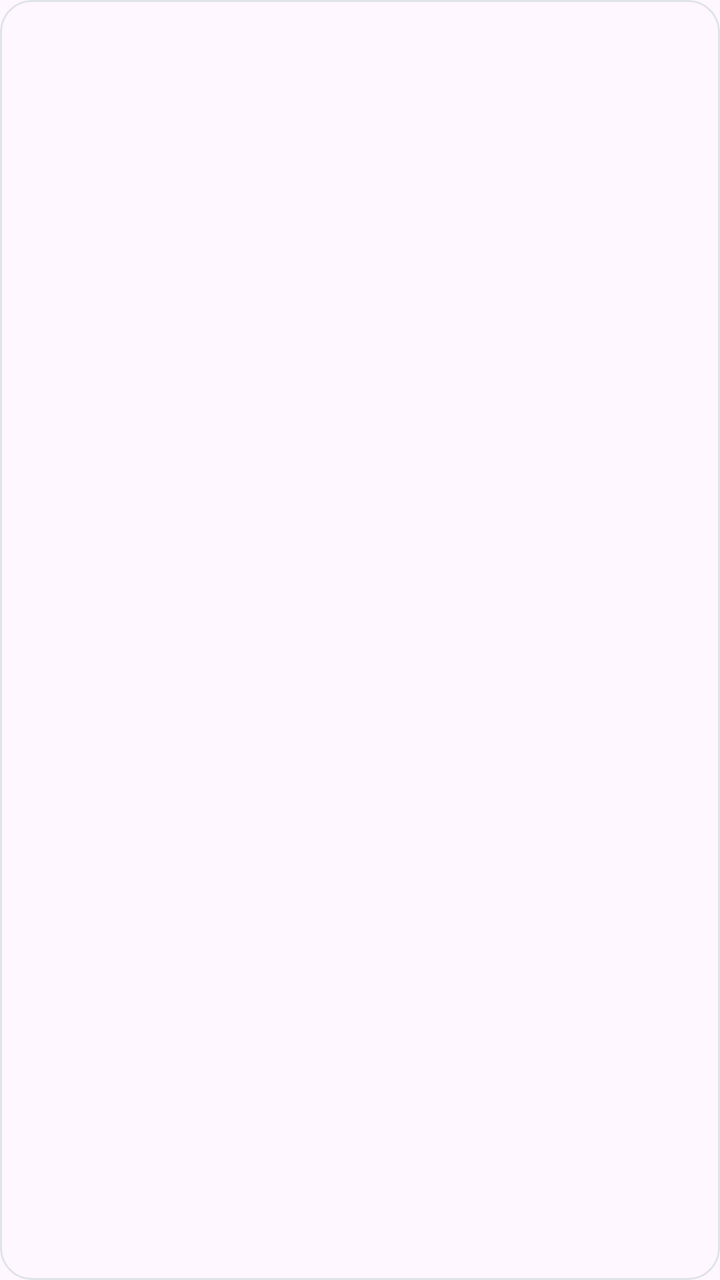
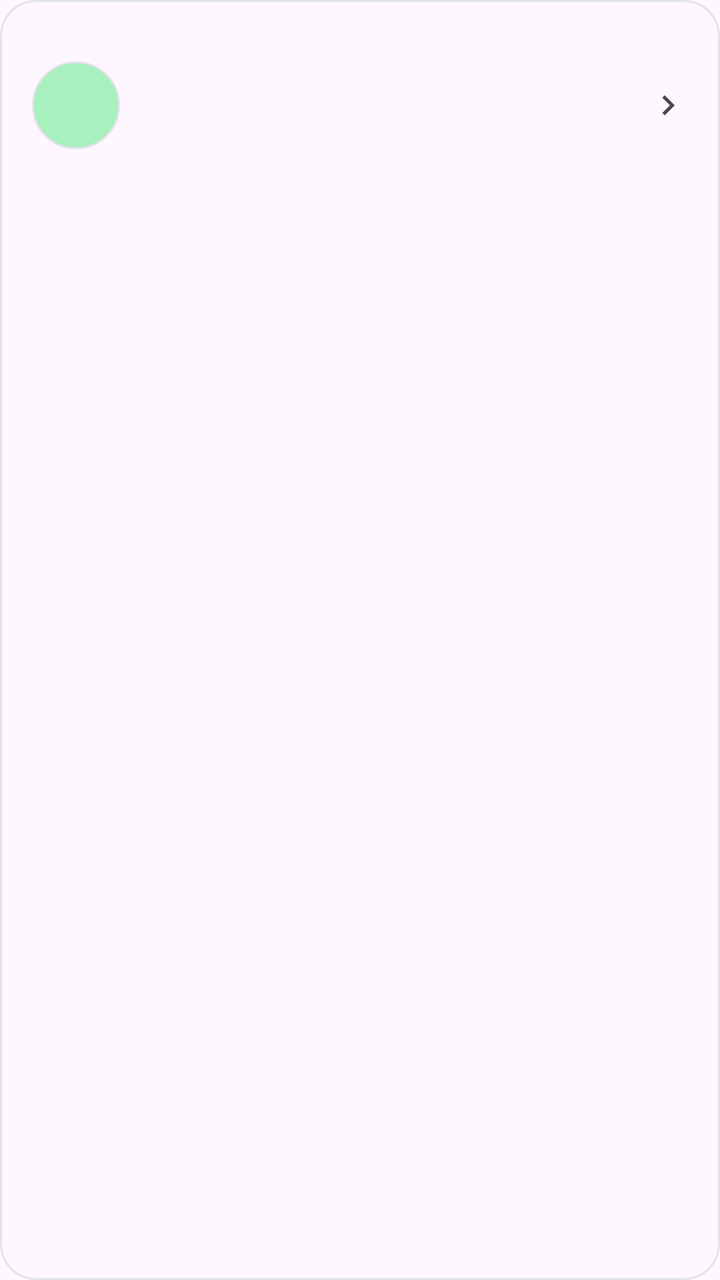

Two renders of the same Android screen: before a commit and after it. Below are the layout's source before the change and the commit's diff.
<!-- AndroidManifest.xml: application theme Theme.CanteenOrder -->
<!-- res/layout/item_order.xml -->
<?xml version="1.0" encoding="utf-8"?>
<com.google.android.material.card.MaterialCardView xmlns:android="http://schemas.android.com/apk/res/android"
    xmlns:app="http://schemas.android.com/apk/res-auto"
    android:layout_width="match_parent"
    android:layout_height="wrap_content"
    android:layout_marginBottom="12dp"
    android:clickable="true"
    android:focusable="true"
    app:cardCornerRadius="16dp"
    app:cardElevation="0dp"
    app:strokeColor="@color/card_stroke"
    app:strokeWidth="@dimen/card_stroke_width">

    <LinearLayout
        android:layout_width="match_parent"
        android:layout_height="wrap_content"
        android:orientation="vertical"
        android:padding="16dp">

        <LinearLayout
            android:layout_width="match_parent"
            android:layout_height="wrap_content"
            android:gravity="center_vertical"
            android:orientation="horizontal">

            <TextView
                android:id="@+id/textCustomer"
                android:layout_width="0dp"
                android:layout_height="wrap_content"
                android:layout_weight="1"
                android:textAppearance="?attr/textAppearanceTitleMedium"
                android:textColor="?attr/colorOnSurface"
                android:textStyle="bold" />

            <TextView
                android:id="@+id/textTotal"
                android:layout_width="wrap_content"
                android:layout_height="wrap_content"
                android:textAppearance="?attr/textAppearanceTitleMedium"
                android:textColor="@color/price_accent"
                android:textStyle="bold" />
        </LinearLayout>

        <TextView
            android:id="@+id/textMenu"
            android:layout_width="match_parent"
            android:layout_height="wrap_content"
            android:layout_marginTop="4dp"
            android:textAppearance="?attr/textAppearanceBodyMedium"
            android:textColor="?attr/colorOnSurface" />

        <TextView
            android:id="@+id/textToppings"
            android:layout_width="match_parent"
            android:layout_height="wrap_content"
            android:layout_marginTop="2dp"
            android:textAppearance="?attr/textAppearanceBodySmall"
            android:textColor="@color/muted_text" />

        <TextView
            android:id="@+id/textTime"
            android:layout_width="match_parent"
            android:layout_height="wrap_content"
            android:layout_marginTop="6dp"
            android:textAppearance="?attr/textAppearanceLabelSmall"
            android:textColor="@color/muted_text" />
    </LinearLayout>
</com.google.android.material.card.MaterialCardView>
<!-- resources referenced by this layout -->
<resources>
  <color name="card_stroke">#E0E3E7</color>
  <color name="muted_text">#5F6368</color>
  <color name="price_accent">#8A4F00</color>
  <dimen name="card_stroke_width">1dp</dimen>
  <style name="Theme.CanteenOrder" parent="Base.Theme.CanteenOrder" />
  <style name="Base.Theme.CanteenOrder" parent="Theme.Material3.DayNight.NoActionBar">
          <item name="colorPrimary">@color/brand_primary</item>
          <item name="colorOnPrimary">@color/brand_on_primary</item>
          <item name="colorPrimaryContainer">@color/brand_primary_container</item>
          <item name="colorOnPrimaryContainer">@color/brand_on_primary_container</item>
      </style>
  <color name="brand_primary">#1F6B3B</color>
  <color name="brand_on_primary">#FFFFFF</color>
  <color name="brand_primary_container">#A8F0BE</color>
  <color name="brand_on_primary_container">#00210C</color>
</resources>

<!-- the commit's change to res/layout/item_order.xml (unified diff, before → after) -->
@@ -6,7 +6,8 @@
     android:layout_marginBottom="12dp"
     android:clickable="true"
     android:focusable="true"
-    app:cardCornerRadius="16dp"
+    android:foreground="?attr/selectableItemBackground"
+    app:cardCornerRadius="18dp"
     app:cardElevation="0dp"
     app:strokeColor="@color/card_stroke"
     app:strokeWidth="@dimen/card_stroke_width">
@@ -14,55 +15,96 @@
     <LinearLayout
         android:layout_width="match_parent"
         android:layout_height="wrap_content"
-        android:orientation="vertical"
+        android:gravity="center_vertical"
+        android:orientation="horizontal"
         android:padding="16dp">
 
-        <LinearLayout
-            android:layout_width="match_parent"
-            android:layout_height="wrap_content"
-            android:gravity="center_vertical"
-            android:orientation="horizontal">
+        <FrameLayout
+            android:layout_width="44dp"
+            android:layout_height="44dp">
+
+            <View
+                android:layout_width="match_parent"
+                android:layout_height="match_parent"
+                android:background="@drawable/bg_circle_avatar" />
 
             <TextView
-                android:id="@+id/textCustomer"
-                android:layout_width="0dp"
+                android:id="@+id/textInitials"
+                android:layout_width="wrap_content"
                 android:layout_height="wrap_content"
-                android:layout_weight="1"
-                android:textAppearance="?attr/textAppearanceTitleMedium"
-                android:textColor="?attr/colorOnSurface"
+                android:layout_gravity="center"
+                android:textAppearance="?attr/textAppearanceTitleSmall"
+                android:textColor="@color/brand_on_primary_container"
                 android:textStyle="bold" />
+        </FrameLayout>
+
+        <LinearLayout
+            android:layout_width="0dp"
+            android:layout_height="wrap_content"
+            android:layout_marginStart="14dp"
+            android:layout_weight="1"
+            android:orientation="vertical">
+
+            <LinearLayout
+                android:layout_width="match_parent"
+                android:layout_height="wrap_content"
+                android:gravity="center_vertical"
+                android:orientation="horizontal">
+
+                <TextView
+                    android:id="@+id/textCustomer"
+                    android:layout_width="0dp"
+                    android:layout_height="wrap_content"
+                    android:layout_weight="1"
+                    android:maxLines="1"
+                    android:ellipsize="end"
+                    android:textAppearance="?attr/textAppearanceTitleSmall"
+                    android:textColor="?attr/colorOnSurface"
+                    android:textStyle="bold" />
+
+                <TextView
+                    android:id="@+id/textTotal"
+                    android:layout_width="wrap_content"
+                    android:layout_height="wrap_content"
+                    android:textAppearance="?attr/textAppearanceTitleSmall"
+                    android:textColor="@color/price_accent"
+                    android:textStyle="bold" />
+            </LinearLayout>
 
             <TextView
-                android:id="@+id/textTotal"
-                android:layout_width="wrap_content"
+                android:id="@+id/textMenu"
+                android:layout_width="match_parent"
                 android:layout_height="wrap_content"
-                android:textAppearance="?attr/textAppearanceTitleMedium"
-                android:textColor="@color/price_accent"
-                android:textStyle="bold" />
+                android:layout_marginTop="3dp"
+                android:maxLines="1"
+                android:ellipsize="end"
+                android:textAppearance="?attr/textAppearanceBodySmall"
+                android:textColor="?attr/colorOnSurface" />
+
+            <TextView
+                android:id="@+id/textToppings"
+                android:layout_width="match_parent"
+                android:layout_height="wrap_content"
+                android:layout_marginTop="2dp"
+                android:maxLines="1"
+                android:ellipsize="end"
+                android:textAppearance="?attr/textAppearanceLabelSmall"
+                android:textColor="@color/muted_text" />
+
+            <TextView
+                android:id="@+id/textTime"
+                android:layout_width="match_parent"
+                android:layout_height="wrap_content"
+                android:layout_marginTop="4dp"
+                android:textAppearance="?attr/textAppearanceLabelSmall"
+                android:textColor="@color/muted_text" />
         </LinearLayout>
 
-        <TextView
-            android:id="@+id/textMenu"
-            android:layout_width="match_parent"
-            android:layout_height="wrap_content"
-            android:layout_marginTop="4dp"
-            android:textAppearance="?attr/textAppearanceBodyMedium"
-            android:textColor="?attr/colorOnSurface" />
-
-        <TextView
-            android:id="@+id/textToppings"
-            android:layout_width="match_parent"
-            android:layout_height="wrap_content"
-            android:layout_marginTop="2dp"
-            android:textAppearance="?attr/textAppearanceBodySmall"
-            android:textColor="@color/muted_text" />
-
-        <TextView
-            android:id="@+id/textTime"
-            android:layout_width="match_parent"
-            android:layout_height="wrap_content"
-            android:layout_marginTop="6dp"
-            android:textAppearance="?attr/textAppearanceLabelSmall"
-            android:textColor="@color/muted_text" />
+        <ImageView
+            android:layout_width="20dp"
+            android:layout_height="20dp"
+            android:layout_marginStart="8dp"
+            android:contentDescription="@string/cd_open_order"
+            android:src="@drawable/ic_chevron" />
     </LinearLayout>
 </com.google.android.material.card.MaterialCardView>
<!-- resource entries referenced after the edit -->
@@ -4,6 +4,27 @@
   <color name="muted_text">#5F6368</color>
   <color name="price_accent">#8A4F00</color>
   <dimen name="card_stroke_width">1dp</dimen>
+  <!-- drawable bg_circle_avatar (drawable) -->
+  <?xml version="1.0" encoding="utf-8"?>
+  <shape xmlns:android="http://schemas.android.com/apk/res/android"
+      android:shape="oval">
+      <solid android:color="@color/brand_primary_container" />
+      <stroke
+          android:width="1dp"
+          android:color="@color/card_stroke" />
+  </shape>
+  <!-- drawable ic_chevron (drawable) -->
+  <vector xmlns:android="http://schemas.android.com/apk/res/android"
+      android:width="24dp"
+      android:height="24dp"
+      android:viewportWidth="24"
+      android:viewportHeight="24"
+      android:tint="?attr/colorOnSurfaceVariant">
+      <path
+          android:fillColor="@android:color/white"
+          android:pathData="M10,6L8.59,7.41 13.17,12l-4.58,4.59L10,18l6,-6z" />
+  </vector>
+  <string name="cd_open_order">Buka detail pesanan</string>
   <style name="Theme.CanteenOrder" parent="Base.Theme.CanteenOrder" />
   <style name="Base.Theme.CanteenOrder" parent="Theme.Material3.DayNight.NoActionBar">
           <item name="colorPrimary">@color/brand_primary</item>
